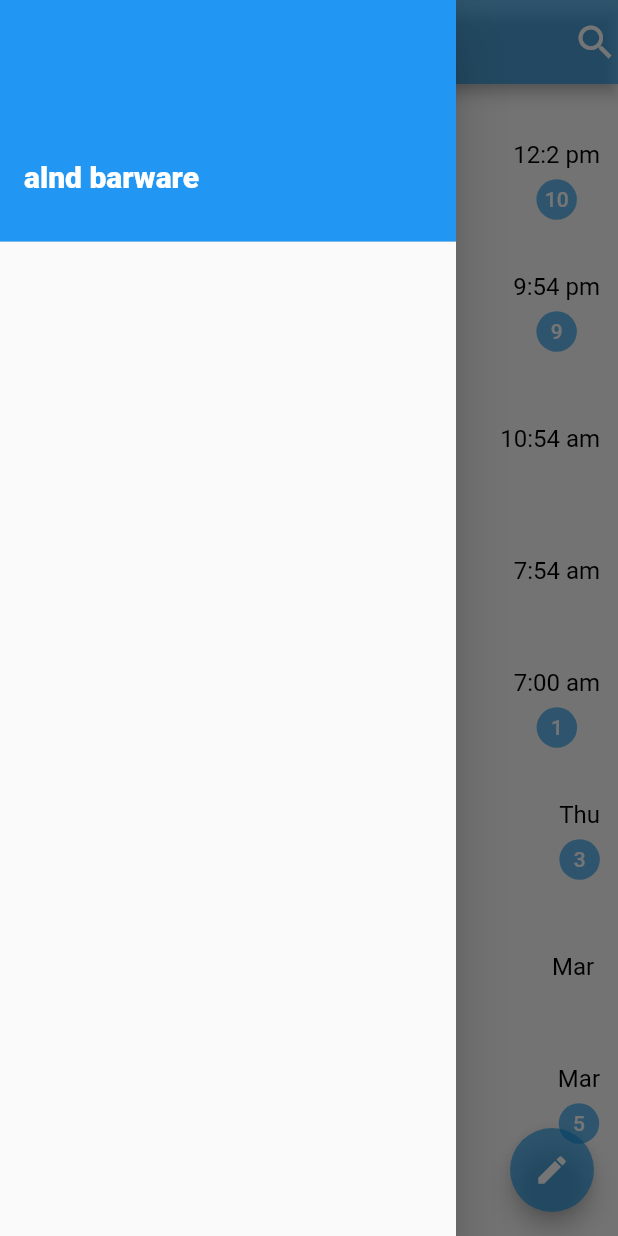
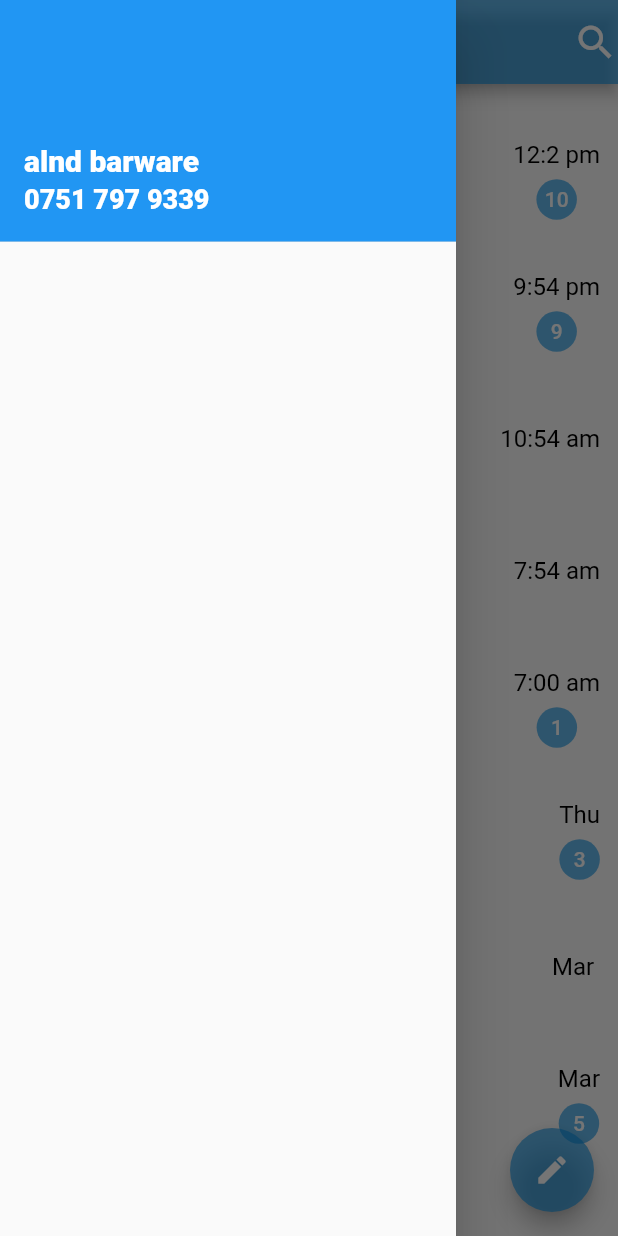
Before and after one commit to hilbeen0/telegramclone, a Flutter app: the chat screen opened by its route, with the side drawer open, on a phone screen of 412 x 824 dp. Run offline on Flutter 3.47's test engine with Material 2 defaults, Android fonts, the phone set to English and light mode, and no system bars; missing offline and left inert: dart:ffi.

Commit message:
inside acount email create row and text the number

```diff
--- a/lib/alind/profileScreen.dart
+++ b/lib/alind/profileScreen.dart
@@ -16,7 +16,15 @@ class profile extends StatelessWidget {
                 "alnd barware",
                 style: TextStyle(fontSize: 20, fontWeight: FontWeight.w800),
               ),
-              accountEmail: Row()),
+              accountEmail: Row(
+                mainAxisAlignment: MainAxisAlignment.spaceBetween,
+                children: [
+                  Text(
+                    "0751 797 9339",
+                    style: TextStyle(fontSize: 18, fontWeight: FontWeight.w800),
+                  )
+                ],
+              )),
         )
       ],
     );
```
